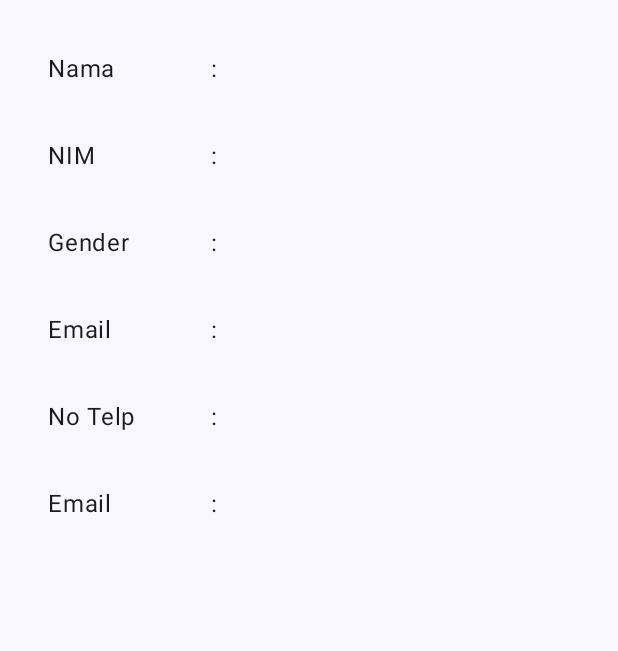
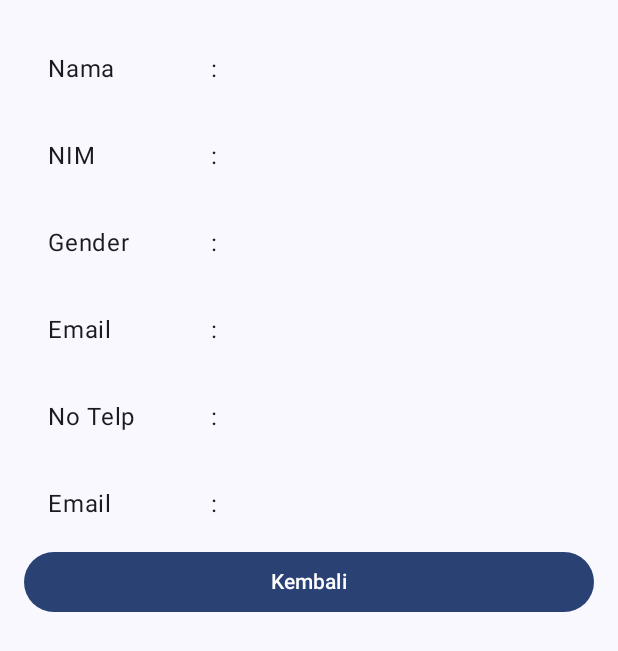
Before and after one commit to rafiazharr17/QuestNavigasiMVVM_048, an Android app built with Jetpack Compose: the composable DetailMahasiswaView shown on its own in the app's theme, on a phone screen of 412 x 824 dp. Shown: the top 651 px of the screen. Run offline under Robolectric (Android 15) with nearby library versions, the phone set to English and light mode, and no system bars.

Commit message:
menambah parameter dan button untuk kembali

```diff
--- a/app/src/main/java/com/rafi/pertemuan6/ui/view/DetailMahasiswaView.kt
+++ b/app/src/main/java/com/rafi/pertemuan6/ui/view/DetailMahasiswaView.kt
@@ -5,6 +5,7 @@ import androidx.compose.foundation.layout.Row
 import androidx.compose.foundation.layout.fillMaxSize
 import androidx.compose.foundation.layout.fillMaxWidth
 import androidx.compose.foundation.layout.padding
+import androidx.compose.material3.Button
 import androidx.compose.material3.Text
 import androidx.compose.runtime.Composable
 import androidx.compose.ui.Modifier
@@ -14,7 +15,8 @@ import com.rafi.pertemuan6.model.Mahasiswa
 @Composable
 fun DetailMahasiswaView(
     dataMhs: Mahasiswa,
-    modifier: Modifier = Modifier
+    modifier: Modifier = Modifier,
+    onBackClick: () -> Unit
 ){
     val listDataMhs = listOf(
         Pair("Nama", dataMhs.nama),
@@ -35,6 +37,15 @@ fun DetailMahasiswaView(
                 judul = data.first,
                 isinya = data.second
             )
+        }
+
+        Button(
+            modifier = Modifier.fillMaxWidth(),
+            onClick = {
+                onBackClick()
+            }
+        ) {
+            Text(text = "Kembali")
         }
     }
 }
```
